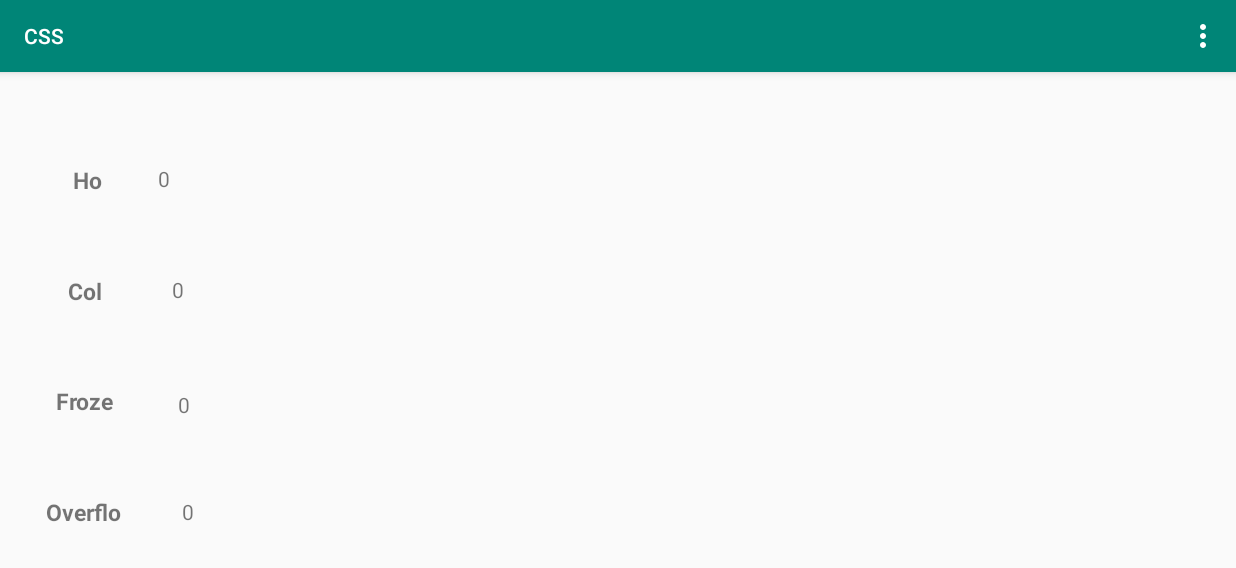
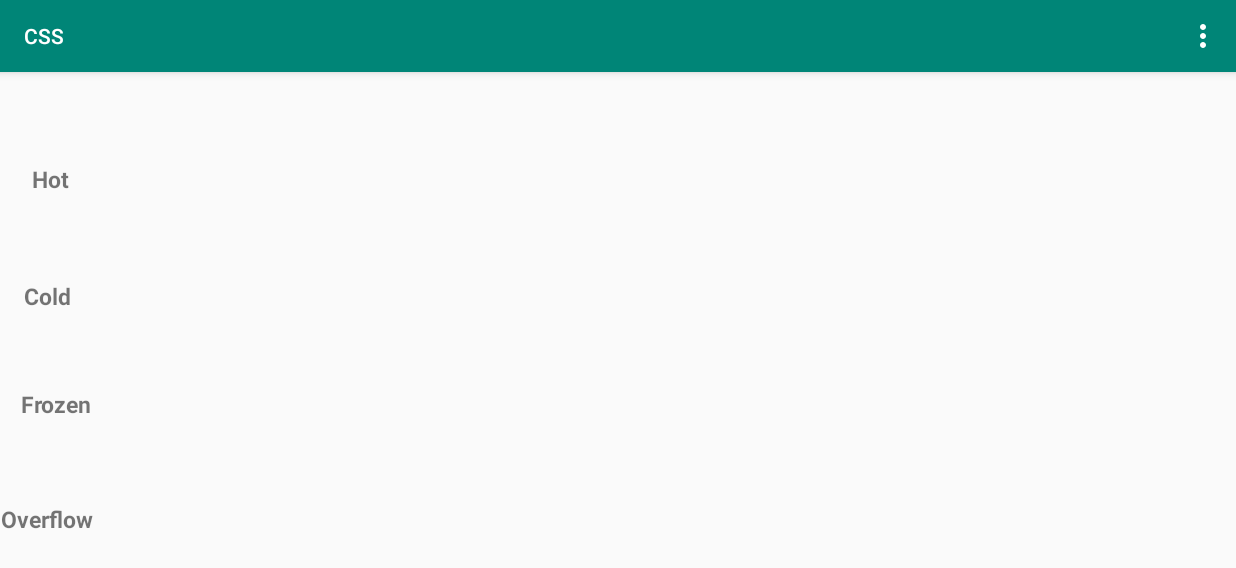
Before and after one commit to olegzil/OrderingSystem, an Android app: the screen it shows after launch (MainActivity), on a phone screen of 824 x 412 dp (held sideways). Shown: the top 568 px of the screen. Run offline under Robolectric (Android 15) with nearby library versions, the phone set to English and light mode, and no system bars; our stand-ins replace RxJava; 2 statements that could not run were skipped.

Commit message:
restoring RX

```diff
--- a/app/build.gradle
+++ b/app/build.gradle
@@ -41,11 +41,12 @@ dependencies {
     implementation 'com.squareup.picasso:picasso:2.71828'
     implementation 'com.android.support:support-v4:28.0.0'
     implementation 'android.arch.lifecycle:extensions:1.1.1'
-    implementation "org.jetbrains.kotlinx:kotlinx-serialization-runtime:0.9.1"
+    implementation "org.jetbrains.kotlinx:kotlinx-serialization-runtime:0.10.0"
+    implementation "com.squareup.retrofit2:adapter-rxjava2:2.4.0"
+    implementation "io.reactivex.rxjava2:rxandroid:2.1.0"
     implementation 'com.snappydb:snappydb-lib:0.5.2'
     implementation 'com.esotericsoftware.kryo:kryo:2.24.0'
     implementation 'com.google.dagger:dagger:2.19'
-    annotationProcessor 'com.google.dagger:dagger-compiler:2.19'
     implementation 'com.android.support:appcompat-v7:28.0.0'
     implementation 'com.android.support:support-v4:28.0.0'
     implementation 'com.android.support:design:28.0.0'
--- a/app/src/main/java/css/com/cloudkitchens/interfaces/RecyclerViewAdapterInterface.kt
+++ b/app/src/main/java/css/com/cloudkitchens/interfaces/RecyclerViewAdapterInterface.kt
@@ -6,5 +6,4 @@ interface RecyclerViewAdapterInterface {
     fun addOrder(order: KitchenOrderDetail)
     fun removeOrder(order: KitchenOrderDetail)
     fun update(newItems: List<KitchenOrderDetail>)
-    fun updateSingleOrder(order:KitchenOrderDetail)
 }
--- a/app/src/main/java/css/com/cloudkitchens/shelves/ShelfOverflow.kt
+++ b/app/src/main/java/css/com/cloudkitchens/shelves/ShelfOverflow.kt
@@ -1,8 +1,8 @@
 package css.com.cloudkitchens.shelves
 
-class ShelfOverflow : BaseShelf(2.0){
-    override fun setDecayRateMultiplier(multiplier: Double) {
-        super.setDecayRateMultiplier(multiplier)
+class ShelfOverflow : BaseShelf(){
+    init {
+        super.setDecayRateMultiplier(2.0)
     }
     override fun getOrderTemp() = "overflow"
 }
--- a/app/src/main/res/layout-land/fragment_main_view.xml
+++ b/app/src/main/res/layout-land/fragment_main_view.xml
@@ -5,7 +5,7 @@
                                              xmlns:tools="http://schemas.android.com/tools"
                                              android:layout_width="fill_parent" android:layout_height="fill_parent"
                                              android:layout_alignParentBottom="true"
-                                             android:orientation="horizontal" android:id="@+id/main_constraint_layout">
+                                             android:orientation="horizontal" android:id="@+id/constraintLayout2">
     <!--U.I. busy spinner-->
 
     <!--Recycler view for shelf detail-->
@@ -45,7 +45,7 @@
             tools:listitem="@layout/kitchen_order_item_detail"
             app:layout_constraintTop_toBottomOf="@+id/recycler_cold_list"
             app:layout_constraintBottom_toTopOf="@+id/recycler_overflow_list"
-            app:layout_constraintStart_toEndOf="@+id/title_frozen" android:layout_marginStart="52dp"
+            app:layout_constraintStart_toEndOf="@+id/textView6" android:layout_marginStart="52dp"
             app:layout_constraintEnd_toEndOf="parent" android:layout_marginEnd="36dp"
     >
     </android.support.v7.widget.RecyclerView>
@@ -67,7 +67,7 @@
             app:layout_constraintTop_toBottomOf="@+id/recycler_hot_list" android:layout_marginBottom="1dp"
             app:layout_constraintBottom_toTopOf="@+id/recycler_frozen_list"
             android:layout_marginEnd="28dp"
-            app:layout_constraintStart_toEndOf="@+id/title_cold" android:layout_marginStart="53dp"
+            app:layout_constraintStart_toEndOf="@+id/textView9" android:layout_marginStart="53dp"
     />
 
     <android.support.v7.widget.RecyclerView
@@ -85,52 +85,50 @@
             android:elevation="?android:attr/actionBarSize"
             tools:listitem="@layout/kitchen_order_item_detail"
             app:layout_constraintTop_toBottomOf="@+id/recycler_frozen_list"
-            app:layout_constraintBottom_toBottomOf="parent" app:layout_constraintStart_toEndOf="@+id/title_overflow"
+            app:layout_constraintBottom_toBottomOf="parent" app:layout_constraintStart_toEndOf="@+id/textView7"
             android:layout_marginStart="40dp" app:layout_constraintEnd_toEndOf="parent"
             android:layout_marginEnd="35dp"/>
     <TextView
             android:text="@string/shelf_hot"
-            android:layout_width="24dp"
-            android:layout_height="20dp"
-            android:id="@+id/title_hot"
-            android:textSize="15sp"
-            android:textStyle="bold"
-            app:layout_constraintTop_toTopOf="@+id/count_hot_id"
-            app:layout_constraintStart_toStartOf="@+id/title_cold"
-            app:layout_constraintEnd_toEndOf="@+id/title_cold"
-            app:layout_constraintBottom_toBottomOf="@+id/count_hot_id"/>
+            android:layout_width="wrap_content"
+            android:layout_height="wrap_content"
+            android:id="@+id/textView5"
+            app:layout_constraintEnd_toStartOf="@+id/recycler_hot_list" android:layout_marginEnd="58dp"
+            app:layout_constraintStart_toStartOf="parent" android:layout_marginStart="21dp"
+            app:layout_constraintHorizontal_bias="0.0"
+            app:layout_constraintTop_toTopOf="@+id/recycler_hot_list"
+            app:layout_constraintBottom_toBottomOf="@+id/recycler_hot_list" android:textSize="15sp"
+            android:textStyle="bold"/>
     <TextView
             android:text="@string/shelf_cold"
-            android:layout_width="30dp"
-            android:layout_height="20dp"
-            android:id="@+id/title_cold"
-            android:textSize="15sp"
-            android:textStyle="bold"
-            app:layout_constraintTop_toBottomOf="@+id/title_hot"
-            app:layout_constraintBottom_toTopOf="@+id/title_frozen"
-            app:layout_constraintStart_toStartOf="@+id/title_frozen"
-            app:layout_constraintEnd_toEndOf="@+id/title_frozen"/>
+            android:layout_width="wrap_content"
+            android:layout_height="wrap_content"
+            android:id="@+id/textView9"
+            app:layout_constraintStart_toStartOf="parent"
+            android:layout_marginStart="4dp"
+            app:layout_constraintEnd_toStartOf="@+id/guideline3" android:layout_marginEnd="8dp"
+            app:layout_constraintTop_toTopOf="@+id/recycler_cold_list"
+            app:layout_constraintBottom_toBottomOf="@+id/recycler_cold_list" android:textSize="15sp"
+            android:textStyle="bold"/>
     <TextView
             android:text="@string/shelf_frozen"
-            android:layout_width="46dp"
-            android:layout_height="20dp"
-            android:id="@+id/title_frozen"
-            android:textSize="15sp"
-            android:textStyle="bold"
-            app:layout_constraintTop_toBottomOf="@+id/title_cold"
-            app:layout_constraintBottom_toTopOf="@+id/title_overflow"
-            app:layout_constraintStart_toStartOf="@+id/title_overflow"
-            app:layout_constraintEnd_toEndOf="@+id/title_overflow"/>
+            android:layout_width="wrap_content"
+            android:layout_height="wrap_content"
+            android:id="@+id/textView6"
+            app:layout_constraintEnd_toStartOf="@+id/guideline3"
+            android:layout_marginEnd="8dp" app:layout_constraintStart_toStartOf="parent"
+            android:layout_marginStart="16dp" app:layout_constraintTop_toTopOf="@+id/recycler_frozen_list"
+            app:layout_constraintBottom_toBottomOf="@+id/recycler_frozen_list" android:textSize="15sp"
+            android:textStyle="bold"/>
     <TextView
             android:text="@string/shelf_overflow"
-            android:layout_width="60dp"
-            android:layout_height="20dp"
-            android:id="@+id/title_overflow"
-            android:textSize="15sp" android:textStyle="bold"
-            app:layout_constraintBottom_toBottomOf="@+id/recycler_overflow_list"
-            app:layout_constraintStart_toStartOf="parent"
-            app:layout_constraintEnd_toStartOf="@+id/count_overflow_id"
-            app:layout_constraintTop_toTopOf="@+id/recycler_overflow_list"/>
+            android:layout_width="wrap_content"
+            android:layout_height="wrap_content"
+            android:id="@+id/textView7"
+            app:layout_constraintBottom_toBottomOf="parent"
+            app:layout_constraintTop_toBottomOf="@+id/textView6" app:layout_constraintEnd_toStartOf="@+id/guideline3"
+            android:layout_marginEnd="8dp" app:layout_constraintStart_toStartOf="parent"
+            android:layout_marginStart="3dp" android:textSize="15sp" android:textStyle="bold"/>
     <android.support.constraint.Guideline
             android:orientation="vertical"
             android:layout_width="wrap_content"
@@ -138,42 +136,9 @@
             app:layout_constraintStart_toStartOf="parent" app:layout_constraintHorizontal_bias="0.5"
             app:layout_constraintEnd_toStartOf="@+id/recycler_hot_list" app:layout_constraintBottom_toBottomOf="parent"
             android:layout_marginBottom="411dp" app:layout_constraintTop_toTopOf="parent"/>
-    <TextView
-            android:text="0"
+    <android.support.constraint.Guideline
+            android:orientation="vertical"
             android:layout_width="wrap_content"
-            android:layout_height="wrap_content"
-            android:id="@+id/count_overflow_id"
-            app:layout_constraintTop_toTopOf="@+id/title_overflow"
-            app:layout_constraintBottom_toBottomOf="@+id/title_overflow"
-            app:layout_constraintStart_toEndOf="@+id/title_overflow"
-            app:layout_constraintEnd_toStartOf="@+id/recycler_overflow_list"/>
-    <TextView
-            android:text="0"
-            android:layout_width="wrap_content"
-            android:layout_height="wrap_content"
-            android:id="@+id/count_frozen_id"
-            app:layout_constraintTop_toTopOf="@+id/recycler_frozen_list"
-            app:layout_constraintBottom_toBottomOf="@+id/recycler_frozen_list"
-            app:layout_constraintStart_toEndOf="@+id/title_frozen"
-            app:layout_constraintEnd_toStartOf="@+id/recycler_frozen_list"/>
-    <TextView
-            android:text="0"
-            android:layout_width="wrap_content"
-            android:layout_height="wrap_content"
-            android:id="@+id/count_cold_id"
-            app:layout_constraintTop_toTopOf="@+id/title_cold"
-            app:layout_constraintBottom_toBottomOf="@+id/title_cold"
-            app:layout_constraintStart_toEndOf="@+id/title_cold"
-            app:layout_constraintEnd_toStartOf="@+id/recycler_cold_list"
-    />
-    <TextView
-            android:text="0"
-            android:layout_width="wrap_content"
-            android:layout_height="wrap_content"
-            android:id="@+id/count_hot_id"
-            app:layout_constraintStart_toEndOf="@+id/title_hot"
-            app:layout_constraintEnd_toStartOf="@+id/recycler_hot_list"
-            app:layout_constraintTop_toTopOf="@+id/recycler_hot_list"
-            app:layout_constraintBottom_toBottomOf="@+id/recycler_hot_list"/>
+            android:layout_height="wrap_content" app:layout_constraintGuide_begin="67dp" android:id="@+id/guideline3"/>
 
 </android.support.constraint.ConstraintLayout>
--- a/app/src/main/res/layout/fragment_main_view.xml
+++ b/app/src/main/res/layout/fragment_main_view.xml
@@ -1,10 +1,17 @@
 <?xml version="1.0" encoding="utf-8"?>
+
+<ScrollView
+        xmlns:tools="http://schemas.android.com/tools"
+        xmlns:android="http://schemas.android.com/apk/res/android" android:layout_width="fill_parent"
+        android:layout_height="wrap_content"
+        tools:layout_editor_absoluteY="8dp"
+        tools:layout_editor_absoluteX="8dp" android:scrollbarAlwaysDrawVerticalTrack="true" android:fillViewport="true"
+        android:clipToPadding="true">
 
     <android.support.constraint.ConstraintLayout xmlns:android="http://schemas.android.com/apk/res/android"
                                                  xmlns:app="http://schemas.android.com/apk/res-auto"
                                                  xmlns:tools="http://schemas.android.com/tools"
-                                             android:layout_width="fill_parent" android:layout_height="fill_parent"
-                                             android:layout_alignParentBottom="true"
+                                                 android:layout_width="fill_parent" android:layout_height="wrap_content"
                                                  android:orientation="horizontal" android:id="@+id/constraintLayout2">
         <!--U.I. busy spinner-->
 
@@ -23,6 +30,7 @@
                 android:clipChildren="false"
                 android:elevation="?android:attr/actionBarSize"
                 tools:listitem="@layout/kitchen_order_item_detail"
+                app:layout_behavior="@string/appbar_scrolling_view_behavior"
                 app:layout_constraintStart_toStartOf="@+id/recycler_cold_list"
                 app:layout_constraintBottom_toTopOf="@+id/recycler_cold_list" android:layout_marginBottom="8dp"
                 app:layout_constraintTop_toTopOf="@+id/guideline_top" android:layout_marginEnd="8dp"
@@ -35,6 +43,7 @@
                 android:divider="?android:verticalDivider"
                 android:orientation="horizontal"
                 android:layout_alignParentBottom="true"
+                app:layout_behavior="@string/appbar_scrolling_view_behavior"
                 app:reverseLayout="true"
                 app:layoutManager="android.support.v7.widget.LinearLayoutManager"
                 android:scrollbars="horizontal"
@@ -54,6 +63,7 @@
                 android:divider="?android:verticalDivider"
                 android:orientation="horizontal"
                 android:layout_alignParentBottom="true"
+                app:layout_behavior="@string/appbar_scrolling_view_behavior"
                 app:reverseLayout="true"
                 app:layoutManager="android.support.v7.widget.LinearLayoutManager"
                 android:scrollbars="horizontal"
@@ -73,6 +83,7 @@
                 android:divider="?android:verticalDivider"
                 android:orientation="horizontal"
                 android:layout_alignParentBottom="true"
+                app:layout_behavior="@string/appbar_scrolling_view_behavior"
                 app:reverseLayout="true"
                 app:layoutManager="android.support.v7.widget.LinearLayoutManager"
                 android:scrollbars="horizontal"
@@ -140,7 +151,8 @@
                 android:layout_height="wrap_content"
                 android:id="@+id/textView4"
                 app:layout_constraintTop_toBottomOf="@+id/textView"
-            app:layout_constraintBottom_toTopOf="@+id/textView3" app:layout_constraintStart_toStartOf="@+id/guideline9"
+                app:layout_constraintBottom_toTopOf="@+id/textView3"
+                app:layout_constraintStart_toStartOf="@+id/guideline9"
                 app:layout_constraintEnd_toStartOf="@+id/recycler_cold_list"
         />
         <TextView
@@ -149,7 +161,9 @@
                 android:layout_height="wrap_content"
                 android:id="@+id/textView3"
                 app:layout_constraintTop_toBottomOf="@+id/textView4"
-            app:layout_constraintBottom_toTopOf="@+id/textView2" app:layout_constraintStart_toStartOf="@+id/guideline9"
+                app:layout_constraintBottom_toTopOf="@+id/textView2"
+                app:layout_constraintStart_toStartOf="@+id/guideline9"
                 android:layout_marginStart="8dp" app:layout_constraintEnd_toStartOf="@+id/recycler_frozen_list"
         />
     </android.support.constraint.ConstraintLayout>
+</ScrollView>
```
Also changed, not shown: app/src/main/java/css/com/cloudkitchens/activities/MainActivity.kt (+35 -68 lines), app/src/main/java/css/com/cloudkitchens/adapters/RecyclerViewAdapter.kt (+1 -9 lines), app/src/main/java/css/com/cloudkitchens/interfaces/KitchenOrderNotification.kt (+5 -4 lines), app/src/main/java/css/com/cloudkitchens/interfaces/ShelfManagerInterface.kt (+5 -7 lines), app/src/main/java/css/com/cloudkitchens/managers/ShelfManager.kt (+81 -70 lines), app/src/main/java/css/com/cloudkitchens/services/FoodOrderService.kt (+54 -31 lines), app/src/main/java/css/com/cloudkitchens/shelves/BaseShelf.kt (+4 -10 lines), build.gradle (line endings or trailing spaces). Lines whose indentation alone changed are shown as unchanged.
